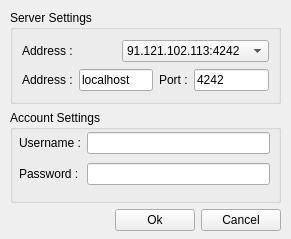
The window that client/Connect.ui (canercandan/qlik) describes before a commit, drawn with Qt 5.
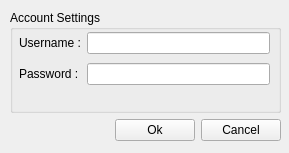
The same window after the commit.

Patch:
```diff
--- a/client/Connect.ui
+++ b/client/Connect.ui
@@ -5,8 +5,8 @@
    <rect>
     <x>0</x>
     <y>0</y>
-    <width>291</width>
-    <height>239</height>
+    <width>289</width>
+    <height>153</height>
    </rect>
   </property>
   <property name="windowTitle" >
@@ -18,91 +18,10 @@
      <x>10</x>
      <y>10</y>
      <width>271</width>
-     <height>221</height>
+     <height>131</height>
     </rect>
    </property>
    <layout class="QVBoxLayout" >
-    <item>
-     <widget class="QGroupBox" name="groupBox" >
-      <property name="title" >
-       <string>Server Settings</string>
-      </property>
-      <layout class="QVBoxLayout" >
-       <item>
-        <layout class="QHBoxLayout" >
-         <item>
-          <widget class="QLabel" name="label_5" >
-           <property name="text" >
-            <string>Address :</string>
-           </property>
-           <property name="buddy" >
-            <cstring>comboBox</cstring>
-           </property>
-          </widget>
-         </item>
-         <item>
-          <widget class="QComboBox" name="comboBox" >
-           <item>
-            <property name="text" >
-             <string>91.121.102.113:4242</string>
-            </property>
-           </item>
-           <item>
-            <property name="text" >
-             <string>91.121.35.26:4242</string>
-            </property>
-           </item>
-          </widget>
-         </item>
-        </layout>
-       </item>
-       <item>
-        <layout class="QGridLayout" >
-         <item row="0" column="0" >
-          <widget class="QLabel" name="label" >
-           <property name="text" >
-            <string>Address :</string>
-           </property>
-           <property name="buddy" >
-            <cstring>address</cstring>
-           </property>
-          </widget>
-         </item>
-         <item row="0" column="1" >
-          <widget class="QLineEdit" name="address" >
-           <property name="text" >
-            <string>localhost</string>
-           </property>
-           <property name="maxLength" >
-            <number>15</number>
-           </property>
-          </widget>
-         </item>
-         <item row="0" column="2" >
-          <widget class="QLabel" name="label_2" >
-           <property name="text" >
-            <string>Port :</string>
-           </property>
-           <property name="buddy" >
-            <cstring>port</cstring>
-           </property>
-          </widget>
-         </item>
-         <item row="0" column="3" >
-          <widget class="QLineEdit" name="port" >
-           <property name="text" >
-            <string>4242</string>
-           </property>
-           <property name="maxLength" >
-            <number>5</number>
-           </property>
-          </widget>
-         </item>
-        </layout>
-       </item>
-      </layout>
-     </widget>
-    </item>
     <item>
      <widget class="QGroupBox" name="groupBox_2" >
       <property name="title" >
```
Left out of the diff: 3 changed lines with no effect on the pictures.
